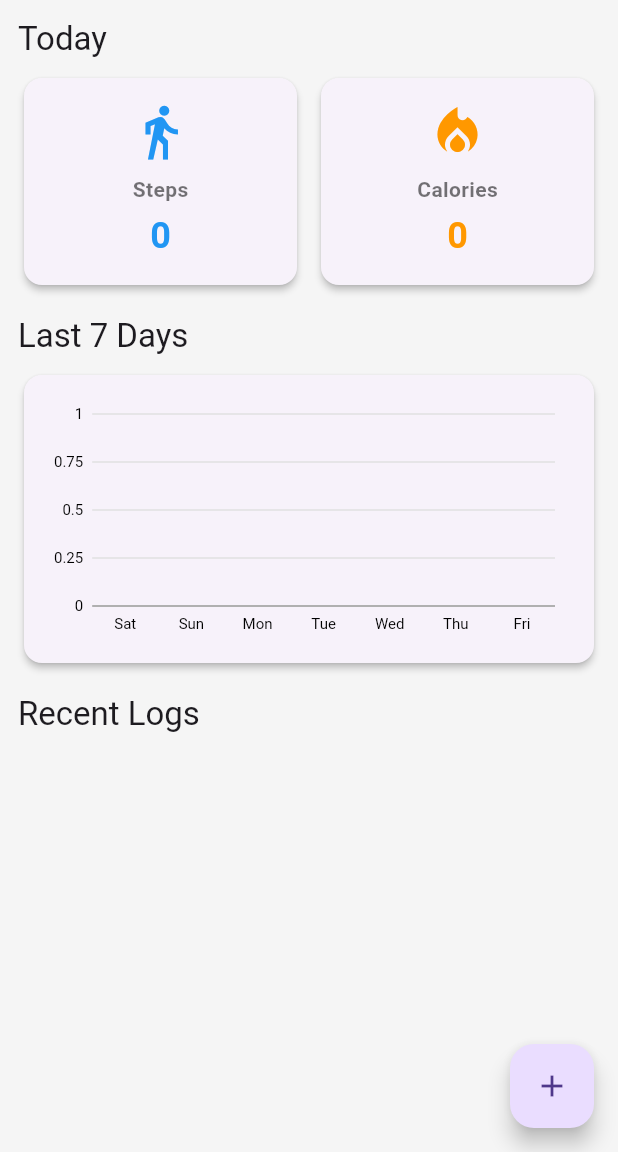
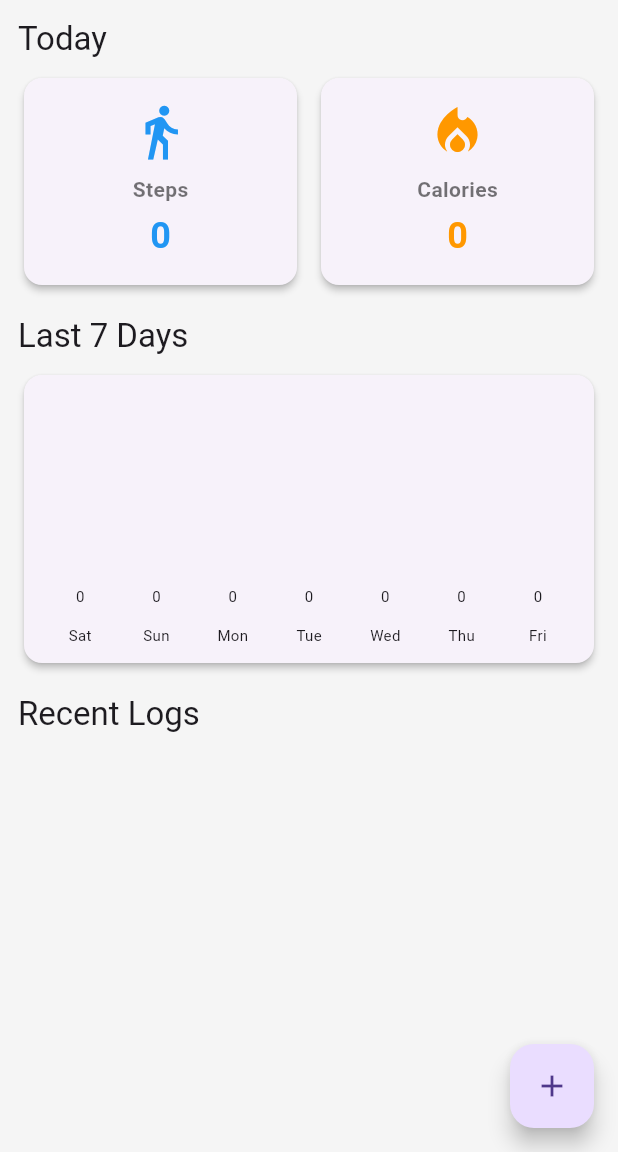
Before and after one commit to RensithUdara/PulseUp-Mobile-App, a Flutter app: the screen it shows after launch, on a phone screen of 412 x 824 dp, the part 84-1236 px from its top. Run offline on Flutter 3.47's test engine with Material 3 defaults, Android fonts, the phone set to English and light mode, and no system bars; our stand-ins replace charts_flutter, sqflite; accounts and stored records are empty.

Commit message:
Replace charts_flutter BarChart with CustomBarChart for weekly steps visualization

```diff
--- a/lib/screens/dashboard_screen.dart
+++ b/lib/screens/dashboard_screen.dart
@@ -1,4 +1,3 @@
-import 'package:charts_flutter/flutter.dart' as charts;
 import 'package:flutter/material.dart';
 import 'package:provider/provider.dart';
 
@@ -77,25 +76,8 @@ class DashboardScreen extends StatelessWidget {
                       elevation: 2,
                       child: Padding(
                         padding: const EdgeInsets.all(12.0),
-                        child: charts.BarChart(
-                          _createWeeklyData(weekly),
-                          animate: true,
-                          domainAxis: const charts.OrdinalAxisSpec(
-                            renderSpec: charts.SmallTickRendererSpec(
-                              labelStyle: charts.TextStyleSpec(
-                                fontSize: 10,
-                                color: charts.MaterialPalette.black,
-                              ),
-                            ),
-                          ),
-                          primaryMeasureAxis: const charts.NumericAxisSpec(
-                            renderSpec: charts.GridlineRendererSpec(
-                              labelStyle: charts.TextStyleSpec(
-                                fontSize: 10,
-                                color: charts.MaterialPalette.black,
-                              ),
-                            ),
-                          ),
+                        child: CustomBarChart(
+                          data: weekly,
                         ),
                       ),
                     ),
@@ -119,36 +101,74 @@ class DashboardScreen extends StatelessWidget {
       ),
     );
   }
+}
 
-  List<charts.Series<StepData, String>> _createWeeklyData(
-      List<int> weeklySteps) {
+class CustomBarChart extends StatelessWidget {
+  final List<int> data;
+
+  const CustomBarChart({Key? key, required this.data}) : super(key: key);
+
+  @override
+  Widget build(BuildContext context) {
+    // Get the max value for scaling
+    final maxValue = data.isEmpty
+        ? 0
+        : data.reduce((max, value) => value > max ? value : max);
     final today = DateTime.now();
-    final data = List<StepData>.generate(
-      weeklySteps.length,
-      (i) {
-        final day = DateTime(today.year, today.month, today.day)
-            .subtract(Duration(days: 6 - i));
-        final shortDay =
-            ['Mon', 'Tue', 'Wed', 'Thu', 'Fri', 'Sat', 'Sun'][day.weekday - 1];
-        return StepData(shortDay, weeklySteps[i]);
-      },
+
+    return Column(
+      children: [
+        Expanded(
+          child: Row(
+            crossAxisAlignment: CrossAxisAlignment.end,
+            children: List.generate(
+              data.length,
+              (index) {
+                final value = data[index];
+                final day = DateTime(today.year, today.month, today.day)
+                    .subtract(Duration(days: 6 - index));
+                final shortDay = [
+                  'Mon',
+                  'Tue',
+                  'Wed',
+                  'Thu',
+                  'Fri',
+                  'Sat',
+                  'Sun'
+                ][day.weekday - 1];
+
+                return Expanded(
+                  child: Padding(
+                    padding: const EdgeInsets.symmetric(horizontal: 4.0),
+                    child: Column(
+                      mainAxisAlignment: MainAxisAlignment.end,
+                      children: [
+                        Text(
+                          value.toString(),
+                          style: const TextStyle(fontSize: 10),
+                        ),
+                        const SizedBox(height: 4),
+                        Container(
+                          height: maxValue > 0 ? (value / maxValue * 120) : 0,
+                          decoration: BoxDecoration(
+                            color: Colors.blue,
+                            borderRadius: BorderRadius.circular(4),
+                          ),
+                        ),
+                        const SizedBox(height: 8),
+                        Text(
+                          shortDay,
+                          style: const TextStyle(fontSize: 10),
+                        ),
+                      ],
+                    ),
+                  ),
+                );
+              },
+            ),
+          ),
+        ),
+      ],
     );
-
-    return [
-      charts.Series<StepData, String>(
-        id: 'Steps',
-        data: data,
-        domainFn: (StepData steps, _) => steps.day,
-        measureFn: (StepData steps, _) => steps.steps,
-        colorFn: (_, __) => charts.MaterialPalette.blue.shadeDefault,
-      )
-    ];
   }
 }
-
-class StepData {
-  final String day;
-  final int steps;
-
-  StepData(this.day, this.steps);
-}
```
